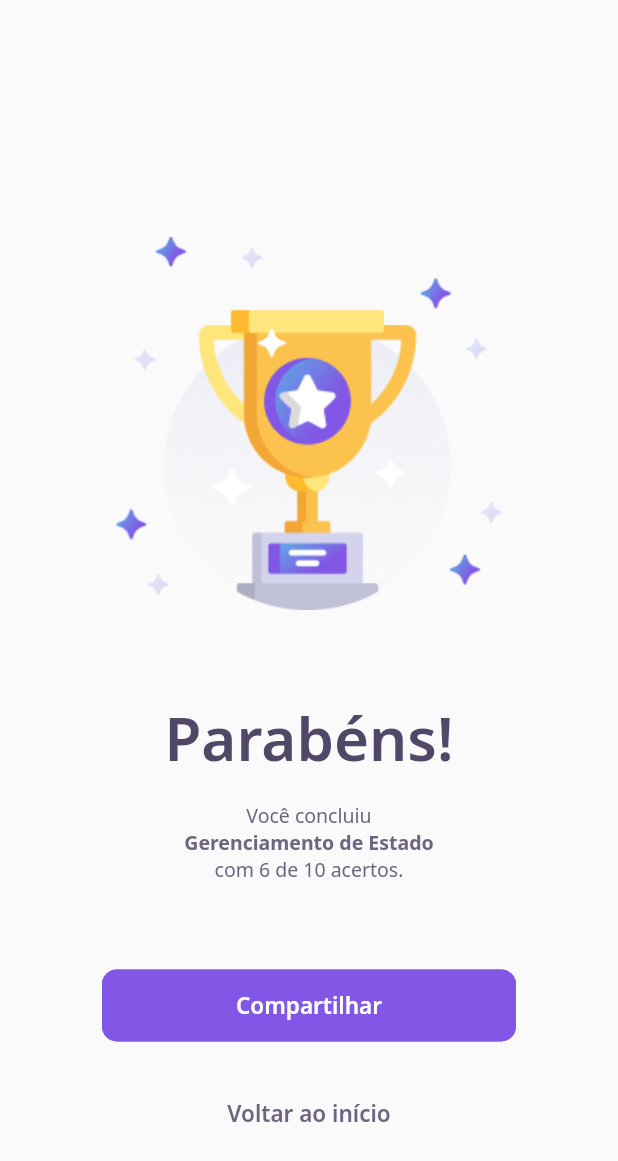
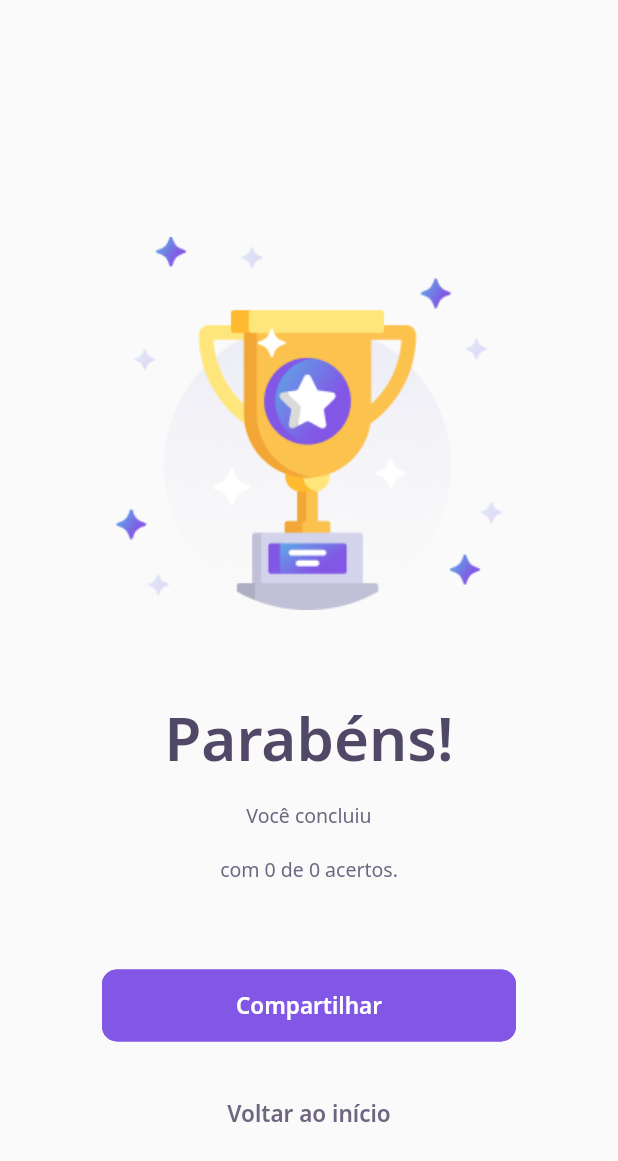
Before and after one commit to sidinei-silva/dev_quiz, a Flutter app: the ChallengePage screen opened directly with empty values, after a tap on "Confirmar", on a phone screen of 412 x 824 dp. Shown: the top 1161 px of the screen. Run offline on Flutter 3.47's test engine with Material 2 defaults, Android fonts, the phone set to English and light mode, and no system bars; our stand-ins replace google_fonts, share_plus; accounts and stored records are empty; network calls fail.

Commit message:
Incluindo conteudo do result dinamicamente

```diff
--- a/lib/challenge/challenge_controller.dart
+++ b/lib/challenge/challenge_controller.dart
@@ -4,4 +4,6 @@ class ChallengeController {
   final currentPageNotifier = ValueNotifier<int>(0);
   int get currentPage => currentPageNotifier.value;
   set currentPage(int value) => currentPageNotifier.value = value;
+
+  int qtdRight = 0;
 }
--- a/lib/challenge/challenge_page.dart
+++ b/lib/challenge/challenge_page.dart
@@ -9,10 +9,12 @@ import 'package:DevQuiz/shared/models/question_model.dart';
 
 class ChallengePage extends StatefulWidget {
   final List<QuestionModel> questions;
+  final String title;
 
   const ChallengePage({
     Key? key,
     required this.questions,
+    required this.title,
   }) : super(key: key);
 
   @override
@@ -29,6 +31,14 @@ class _ChallengePageState extends State<ChallengePage> {
         duration: Duration(milliseconds: 200),
         curve: Curves.linear,
       );
+  }
+
+  void onSelected(bool value) {
+    if (value) {
+      challengeController.qtdRight++;
+    }
+
+    nextPage();
   }
 
   @override
@@ -73,7 +83,7 @@ class _ChallengePageState extends State<ChallengePage> {
             .map(
               (question) => QuizWidget(
                 question: question,
-                onChange: nextPage,
+                onSelected: onSelected,
               ),
             )
             .toList(),
@@ -101,7 +111,11 @@ class _ChallengePageState extends State<ChallengePage> {
                               Navigator.pushReplacement(
                                 context,
                                 MaterialPageRoute(
-                                  builder: (context) => ResultPage(),
+                                  builder: (context) => ResultPage(
+                                    title: widget.title,
+                                    result: challengeController.qtdRight,
+                                    lenght: widget.questions.length,
+                                  ),
                                 ),
                               );
                             },
--- a/lib/challenge/widgets/awnser/awnser_widget.dart
+++ b/lib/challenge/widgets/awnser/awnser_widget.dart
@@ -6,7 +6,7 @@ import '../../../core/core.dart';
 class AwnserWidget extends StatelessWidget {
   final AnswerModel answer;
   final bool isSelected;
-  final VoidCallback onTap;
+  final ValueChanged<bool> onTap;
   final bool disabled;
 
   const AwnserWidget({
@@ -41,7 +41,9 @@ class AwnserWidget extends StatelessWidget {
       child: IgnorePointer(
         ignoring: disabled,
         child: GestureDetector(
-          onTap: onTap,
+          onTap: () {
+            onTap(answer.isRight);
+          },
           child: Container(
             padding: EdgeInsets.all(16),
             decoration: BoxDecoration(
--- a/lib/home/home_page.dart
+++ b/lib/home/home_page.dart
@@ -76,6 +76,7 @@ class _HomePageState extends State<HomePage> {
                               context,
                               MaterialPageRoute(
                                 builder: (context) => ChallengePage(
+                                  title: quiz.title,
                                   questions: quiz.questions,
                                 ),
                               ),
--- a/lib/result/result_page.dart
+++ b/lib/result/result_page.dart
@@ -1,8 +1,20 @@
 import 'package:DevQuiz/challenge/widgets/next_button/next_button_widget.dart';
 import 'package:DevQuiz/core/core.dart';
 import 'package:flutter/material.dart';
+import 'package:share_plus/share_plus.dart';
 
 class ResultPage extends StatelessWidget {
+  final String title;
+  final int lenght;
+  final int result;
+
+  const ResultPage(
+      {Key? key,
+      required this.title,
+      required this.lenght,
+      required this.result})
+      : super(key: key);
+
   @override
   Widget build(BuildContext context) {
     return Scaffold(
@@ -29,11 +41,11 @@ class ResultPage extends StatelessWidget {
                     style: AppTextStyles.body,
                     children: [
                       TextSpan(
-                        text: "\nGerenciamento de Estado",
+                        text: "\n$title",
                         style: AppTextStyles.bodyBold,
                       ),
                       TextSpan(
-                        text: "\ncom 6 de 10 acertos.",
+                        text: "\ncom $result de $lenght acertos.",
                         style: AppTextStyles.body,
                       ),
                     ],
@@ -50,7 +62,10 @@ class ResultPage extends StatelessWidget {
                       child: Padding(
                         padding: const EdgeInsets.symmetric(horizontal: 68),
                         child: NextButtonWidget.purple(
-                            label: "Compartilhar", onTap: () {}),
+                            label: "Compartilhar",
+                            onTap: () {
+                              Share.share("text");
+                            }),
                       ),
                     ),
                   ],
--- a/pubspec.yaml
+++ b/pubspec.yaml
@@ -10,6 +10,7 @@ dependencies:
     sdk: flutter
   cupertino_icons: ^1.0.2
   google_fonts: ^2.0.0
+  share_plus: ^2.0.3
 
 dev_dependencies:
   flutter_test:
```
Also changed, not shown: lib/challenge/widgets/quiz/quiz_widget.dart (+4 -4 lines), pubspec.lock, 1 other file.
